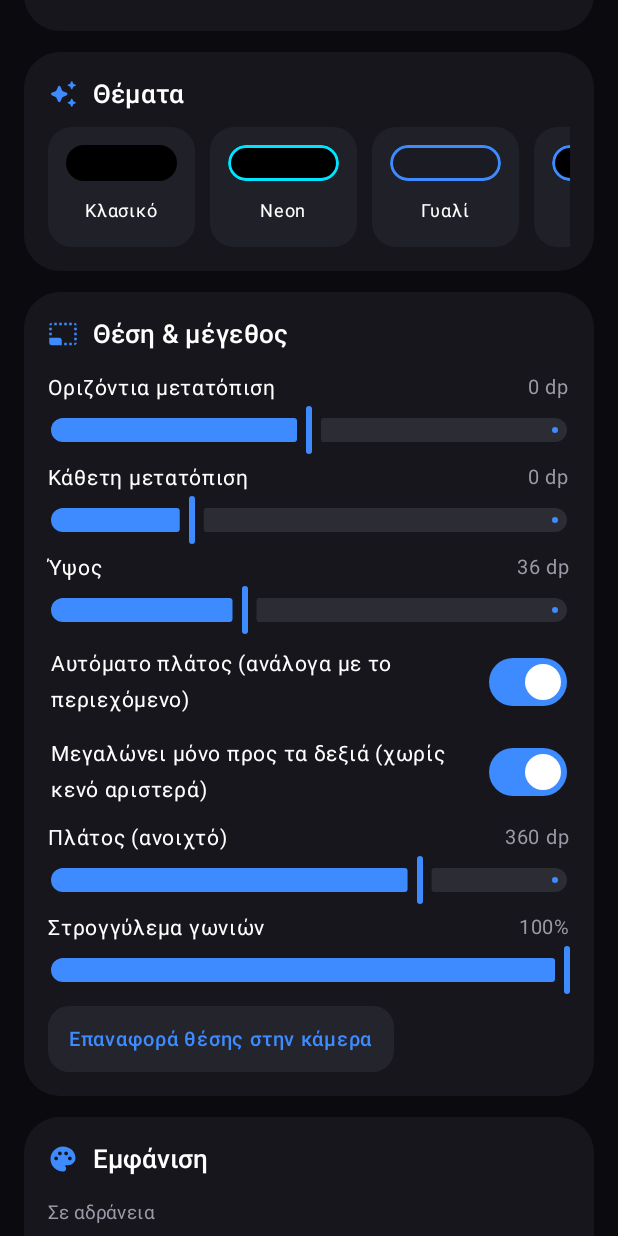
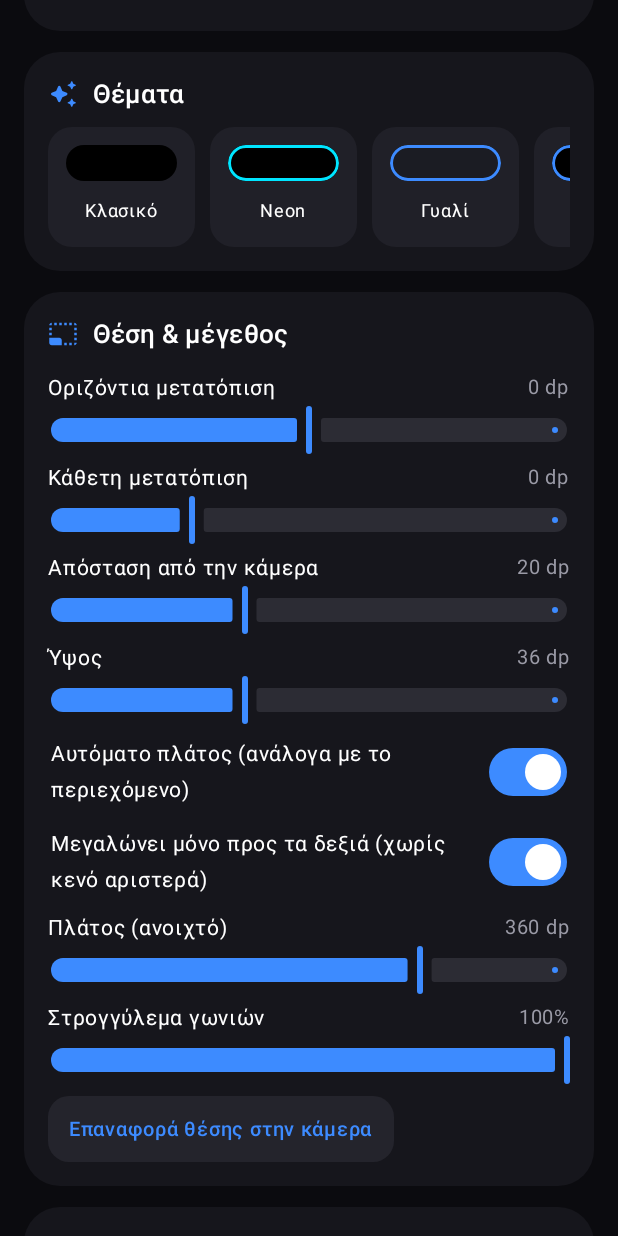
Before and after one commit to Mind-osc/pilland, an Android app built with Jetpack Compose: the screen it shows after launch (MainActivity), scrolled down 1153 dp, on a phone screen of 412 x 824 dp. Run offline under Robolectric (Android 15) with nearby library versions, the phone set to English and light mode, and no system bars.

Commit message:
Camera gap setting (default +1mm)
Co-Authored-By: Claude Opus 5.5 <noreply@anthropic.com>
Claude-Session: https://claude.ai/code/session_013a1pmuXKAqUNkxP1YFFfYK

```diff
--- a/app/build.gradle.kts
+++ b/app/build.gradle.kts
@@ -11,8 +11,8 @@ android {
         applicationId = "com.pilland.app"
         minSdk = 31
         targetSdk = 34
-        versionCode = 10
-        versionName = "1.9"
+        versionCode = 11
+        versionName = "1.10"
     }
 
     signingConfigs {
--- a/app/src/main/java/com/pilland/app/IslandUi.kt
+++ b/app/src/main/java/com/pilland/app/IslandUi.kt
@@ -192,7 +192,7 @@ private fun rightContentWidth(item: IslandItem, cfg: Settings): Float {
 fun isAsym(cfg: Settings) = cfg.autoWidth && cfg.asymCompact
 
 /** Μισό κενό γύρω από την τρύπα της κάμερας στο ασύμμετρο νησάκι. */
-fun camGapHalf(cfg: Settings) = cfg.pillHeight * 0.36f
+fun camGapHalf(cfg: Settings) = cfg.cameraGap
 
 /** Απόσταση (dp) αριστερής / δεξιάς άκρης από το κέντρο της κάμερας. */
 fun compactExtents(item: IslandItem, cfg: Settings): Pair<Float, Float> {
@@ -205,7 +205,7 @@ fun compactExtents(item: IslandItem, cfg: Settings): Pair<Float, Float> {
         val r = max(g + right + 5f, h / 2f + 4f)
         return l to r
     }
-    val w = if (cfg.autoWidth) (2 * max(left, right) + h * 0.95f + 10f).coerceIn(h * 2.4f, 380f) else cfg.compactWidth
+    val w = if (cfg.autoWidth) (2 * max(left, right) + cfg.cameraGap * 2f + 10f).coerceIn(h * 2.4f, 380f) else cfg.compactWidth
     return w / 2f to w / 2f
 }
 
@@ -540,7 +540,7 @@ private fun CameraBand(
         verticalAlignment = Alignment.CenterVertically
     ) {
         Row(Modifier.weight(1f), verticalAlignment = Alignment.CenterVertically, horizontalArrangement = Arrangement.Start, content = left)
-        Spacer(Modifier.width(height * 0.95f))
+        Spacer(Modifier.width((Prefs.value.cameraGap * 2f).dp))
         Row(Modifier.weight(1f), verticalAlignment = Alignment.CenterVertically, horizontalArrangement = Arrangement.End, content = right)
     }
 }
--- a/app/src/main/java/com/pilland/app/MainActivity.kt
+++ b/app/src/main/java/com/pilland/app/MainActivity.kt
@@ -207,6 +207,7 @@ private fun SettingsScreen(resumeTick: Int) {
             Section("Θέση & μέγεθος", Icons.Rounded.PhotoSizeSelectSmall) {
                 SliderRow("Οριζόντια μετατόπιση", cfg.offsetX, -80f..80f, "%.0f dp") { v -> Prefs.update { it.copy(offsetX = v) } }
                 SliderRow("Κάθετη μετατόπιση", cfg.offsetY, -30f..80f, "%.0f dp") { v -> Prefs.update { it.copy(offsetY = v) } }
+                SliderRow("Απόσταση από την κάμερα", cfg.cameraGap, 8f..40f, "%.0f dp") { v -> Prefs.update { it.copy(cameraGap = v) } }
                 SliderRow("Ύψος", cfg.pillHeight, 24f..56f, "%.0f dp") { v -> Prefs.update { it.copy(pillHeight = v) } }
                 SwitchRow("Αυτόματο πλάτος (ανάλογα με το περιεχόμενο)", cfg.autoWidth) { v -> Prefs.update { it.copy(autoWidth = v) } }
                 if (cfg.autoWidth) SwitchRow("Μεγαλώνει μόνο προς τα δεξιά (χωρίς κενό αριστερά)", cfg.asymCompact) { v -> Prefs.update { it.copy(asymCompact = v) } }
--- a/app/src/main/java/com/pilland/app/Settings.kt
+++ b/app/src/main/java/com/pilland/app/Settings.kt
@@ -73,6 +73,8 @@ data class Settings(
     val autoWidth: Boolean = true,
     /** Το μικρό νησάκι μεγαλώνει μόνο προς τα δεξιά της κάμερας. */
     val asymCompact: Boolean = true,
+    /** Απόσταση (dp) του περιεχομένου από το κέντρο της κάμερας. */
+    val cameraGap: Float = 20f,
     val expandedWidth: Float = 360f,
     val cornerPercent: Float = 100f,
     // Εμφάνιση
@@ -163,6 +165,7 @@ object Prefs {
             compactWidth = sp.getFloat("compactWidth", d.compactWidth),
             autoWidth = sp.getBoolean("autoWidth", d.autoWidth),
             asymCompact = sp.getBoolean("asymCompact", d.asymCompact),
+            cameraGap = sp.getFloat("cameraGap", d.cameraGap),
             expandedWidth = sp.getFloat("expandedWidth", d.expandedWidth),
             cornerPercent = sp.getFloat("cornerPercent", d.cornerPercent),
             idleStyle = sp.getInt("idleStyle", d.idleStyle),
@@ -210,6 +213,7 @@ object Prefs {
             .putFloat("compactWidth", s.compactWidth)
             .putBoolean("autoWidth", s.autoWidth)
             .putBoolean("asymCompact", s.asymCompact)
+            .putFloat("cameraGap", s.cameraGap)
             .putFloat("expandedWidth", s.expandedWidth)
             .putFloat("cornerPercent", s.cornerPercent)
             .putInt("idleStyle", s.idleStyle)
```
